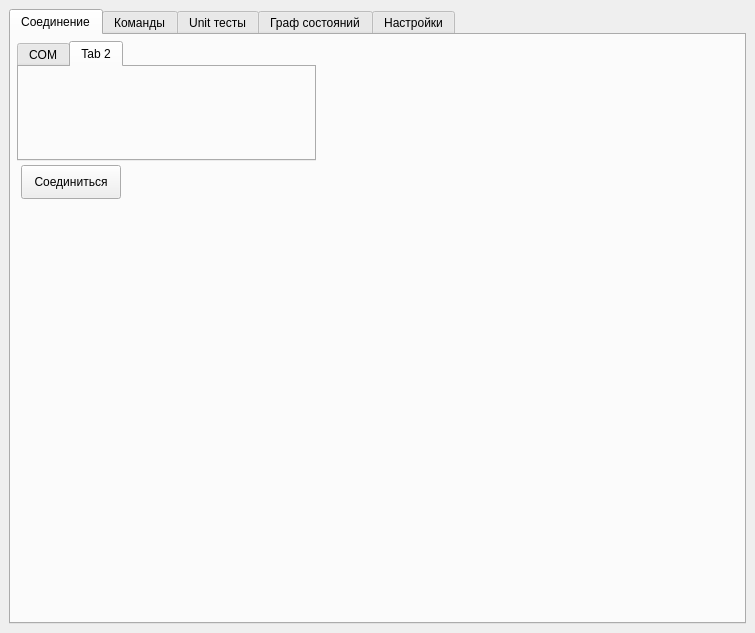
Above: ui/mainwindow.ui from Megaxela/FRTester before the change. Below: the same form after it.
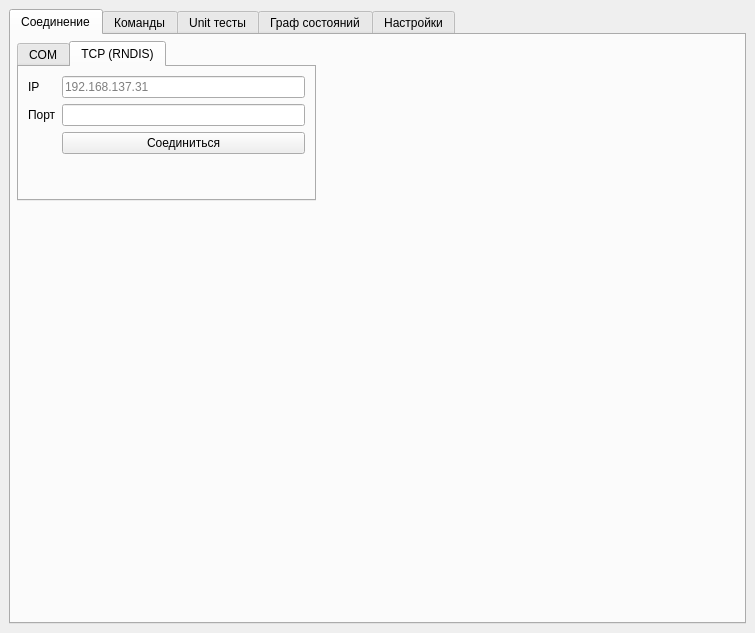
That is the form after the change. The open tabs and pages were chosen to show the change. Custom widgets are drawn as their Qt base class.

Commit message: Добавлена RNDIS интерфейс. Исправлена ошибка в наследовании в py интеграторе. Изменен интерфейс для работы IPv4 адресами. Обновлены остальные контроллеры для правильного наследования от абстрактного контроллера. Добавлен контроллер для соединения по TCP. Добавил начальную реализацию системы восстановления начального состояния ФР. Рефакторинг файлов реализации для соглашения с иерархией заголовочных файлов. Убрал из CMakeLists флаг для профилирования.

Diff of the .ui file:
```diff
--- a/ui/mainwindow.ui
+++ b/ui/mainwindow.ui
@@ -33,7 +33,7 @@
           <x>6</x>
           <y>6</y>
           <width>299</width>
-          <height>120</height>
+          <height>160</height>
          </rect>
         </property>
         <property name="currentIndex">
@@ -76,23 +76,54 @@
         </widget>
         <widget class="QWidget" name="tab_5">
          <attribute name="title">
-          <string>Tab 2</string>
+          <string>TCP (RNDIS)</string>
          </attribute>
+         <layout class="QHBoxLayout" name="horizontalLayout_11">
+          <item>
+           <layout class="QFormLayout" name="formLayout_3">
+            <item row="0" column="0">
+             <widget class="QLabel" name="label_21">
+              <property name="text">
+               <string>IP</string>
+              </property>
+             </widget>
+            </item>
+            <item row="0" column="1">
+             <widget class="QLineEdit" name="connectionTCPIPLineEdit">
+              <property name="inputMask">
+               <string/>
+              </property>
+              <property name="placeholderText">
+               <string>192.168.137.31</string>
+              </property>
+             </widget>
+            </item>
+            <item row="1" column="0">
+             <widget class="QLabel" name="label_22">
+              <property name="text">
+               <string>Порт</string>
+              </property>
+             </widget>
+            </item>
+            <item row="1" column="1">
+             <widget class="QLineEdit" name="connectionTCPPortLineEdit">
+              <property name="inputMask">
+               <string/>
+              </property>
+             </widget>
+            </item>
+            <item row="2" column="1">
+             <widget class="QPushButton" name="connectionTCPConnectPushButton">
+              <property name="text">
+               <string>Соединиться</string>
+              </property>
+             </widget>
+            </item>
+           </layout>
+          </item>
+         </layout>
         </widget>
        </widget>
-       <widget class="QPushButton" name="connectionConnectPushButton">
-        <property name="geometry">
-         <rect>
-          <x>10</x>
-          <y>130</y>
-          <width>100</width>
-          <height>34</height>
-         </rect>
-        </property>
-        <property name="text">
-         <string>Соединиться</string>
-        </property>
-       </widget>
       </widget>
       <widget class="QWidget" name="commandsTab">
        <attribute name="title">
```
Left out of the diff: 75 changed lines with no effect on the pictures. The commit also changes 35 other files.
